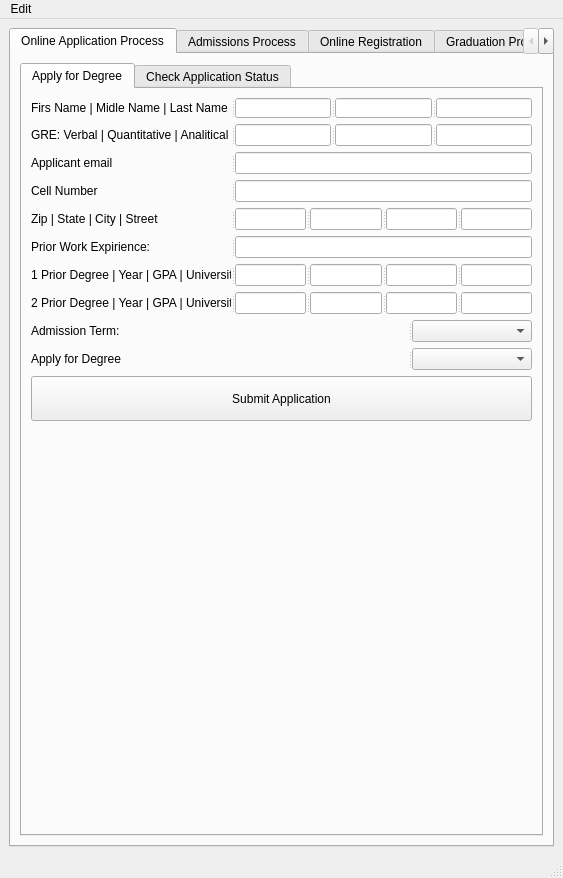
This is starrs/ui/ui_main.ui in kiryha/CIS556 as Qt 5 draws it before an edit. The edited form follows.
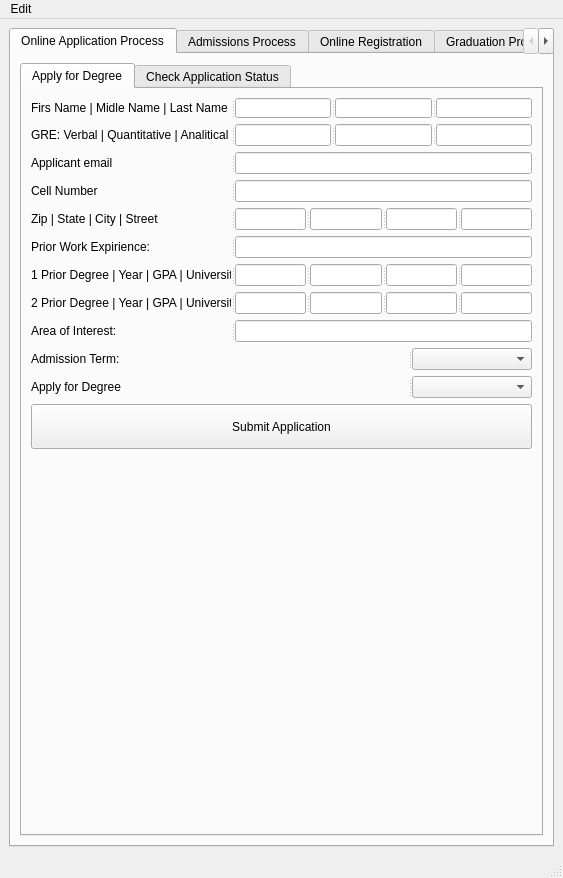
This is the edited form.

Commit message: add area of interest

What changed in the file:
```diff
--- a/starrs/ui/ui_main.ui
+++ b/starrs/ui/ui_main.ui
@@ -269,6 +269,31 @@
               <widget class="QLineEdit" name="linPriorUniversity2"/>
              </widget>
             </item>
+            <item>
+             <widget class="QSplitter" name="splitter_15">
+              <property name="orientation">
+               <enum>Qt::Horizontal</enum>
+              </property>
+              <widget class="QLabel" name="label_13">
+               <property name="minimumSize">
+                <size>
+                 <width>200</width>
+                 <height>0</height>
+                </size>
+               </property>
+               <property name="maximumSize">
+                <size>
+                 <width>200</width>
+                 <height>16777215</height>
+                </size>
+               </property>
+               <property name="text">
+                <string>Area of Interest:</string>
+               </property>
+              </widget>
+              <widget class="QLineEdit" name="linAreaOfInterest"/>
+             </widget>
+            </item>
             <item>
              <widget class="QSplitter" name="splitter_3">
               <property name="orientation">
```
The commit also changes 3 other files.
